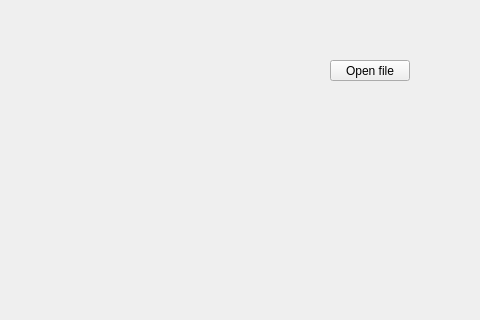
Qt form Image-Size-Reduction/mainwindow.ui (my-memory-leaked/Image-Size-Reduction) before a commit; both pictures show x 0 to 480 and y 0 to 320 of the 622 by 424 pixel window.
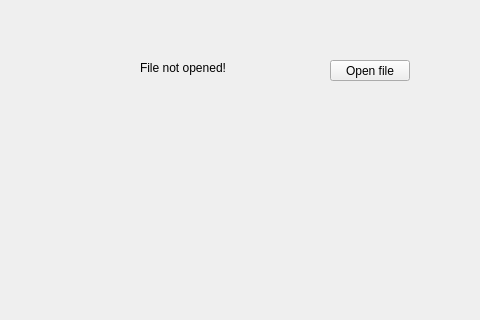
The same form after that commit.

```diff
--- a/Image-Size-Reduction/mainwindow.ui
+++ b/Image-Size-Reduction/mainwindow.ui
@@ -27,6 +27,19 @@
      <string>Open file</string>
     </property>
    </widget>
+   <widget class="QLabel" name="OpenedFileLabel">
+    <property name="geometry">
+     <rect>
+      <x>140</x>
+      <y>60</y>
+      <width>151</width>
+      <height>16</height>
+     </rect>
+    </property>
+    <property name="text">
+     <string>File not opened!</string>
+    </property>
+   </widget>
   </widget>
   <widget class="QMenuBar" name="menubar">
    <property name="geometry">
```
